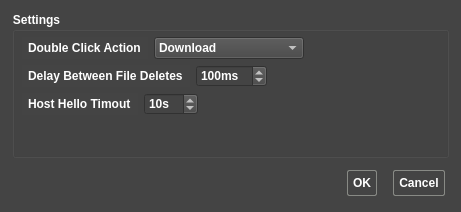
First picture: the form in ApolloExplorerPC/dialogpreferences.ui, repository ronybeck/ApolloExplorer, before the edit.
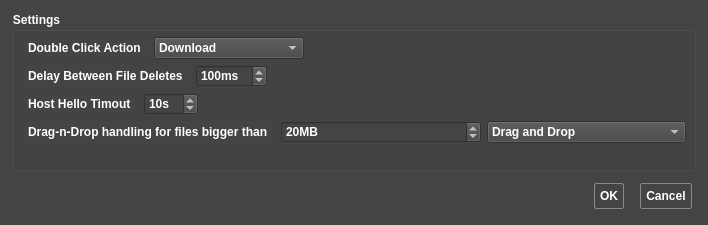
Second picture: the form after the edit. Icons and pictures are not drawn.

Commit message: - Fixed memory leak on volume listing server side - Added automatic refreshing of the volume list - Fixed disconnect that happens when the connection is very busy - Added disk usage display - Work around for drag-and-drop of large files.  Now the user will be able to switch automaticaly to "download mode" when large files are dropped to the desktop.

What changed in the file:
```diff
--- a/ApolloExplorerPC/dialogpreferences.ui
+++ b/ApolloExplorerPC/dialogpreferences.ui
@@ -6,8 +6,8 @@
    <rect>
     <x>0</x>
     <y>0</y>
-    <width>461</width>
-    <height>212</height>
+    <width>708</width>
+    <height>225</height>
    </rect>
   </property>
   <property name="windowTitle">
@@ -231,6 +231,61 @@
         </item>
        </layout>
       </item>
+      <item>
+       <layout class="QHBoxLayout" name="horizontalLayout_4">
+        <item>
+         <widget class="QLabel" name="label_4">
+          <property name="toolTip">
+           <string>&lt;html&gt;&lt;head/&gt;&lt;body&gt;&lt;p&gt;The Qt Framework (which this is written in) provides a basic Drag-and-Drop mechanism.  This is troublesome for large files or directories.  On Linux, file transfers tend to timeout resulting in the downloaded files landing nowhere.  On windows, the desktop can freeze until the download is complete.  This allows the drag-and-drop operation to automatically open a download requestor if the files are too big hence avoiding this issue.&lt;/p&gt;&lt;/body&gt;&lt;/html&gt;</string>
+          </property>
+          <property name="text">
+           <string>Drag-n-Drop handling for files bigger than</string>
+          </property>
+         </widget>
+        </item>
+        <item>
+         <widget class="QSpinBox" name="spinBoxDNDSize">
+          <property name="toolTip">
+           <string>The Qt Framework (which this is written in) provides a basic Drag-and-Drop mechanism.  This is troublesome for large files or directories.  On Linux, file transfers tend to timeout resulting in the downloaded files landing nowhere.  On windows, the desktop can freeze until the download is complete.  This allows the drag-and-drop operation to automatically open a download requestor if the files are too big hence avoiding this issue.</string>
+          </property>
+          <property name="suffix">
+           <string>MB</string>
+          </property>
+          <property name="prefix">
+           <string/>
+          </property>
+          <property name="maximum">
+           <number>999999</number>
+          </property>
+          <property name="value">
+           <number>20</number>
+          </property>
+         </widget>
+        </item>
+        <item>
+         <widget class="QComboBox" name="comboBoxDNDOperation">
+          <property name="toolTip">
+           <string>The Qt Framework (which this is written in) provides a basic Drag-and-Drop mechanism.  This is troublesome for large files or directories.  On Linux, file transfers tend to timeout resulting in the downloaded files landing nowhere.  On windows, the desktop can freeze until the download is complete.  This allows the drag-and-drop operation to automatically open a download requestor if the files are too big hence avoiding this issue.</string>
+          </property>
+          <item>
+           <property name="text">
+            <string>Drag and Drop</string>
+           </property>
+          </item>
+          <item>
+           <property name="text">
+            <string>Download Dialog</string>
+           </property>
+          </item>
+          <item>
+           <property name="text">
+            <string>Block</string>
+           </property>
+          </item>
+         </widget>
+        </item>
+       </layout>
+      </item>
       <item>
        <spacer name="verticalSpacer">
         <property name="orientation">
```
The commit also changes 37 other files.
